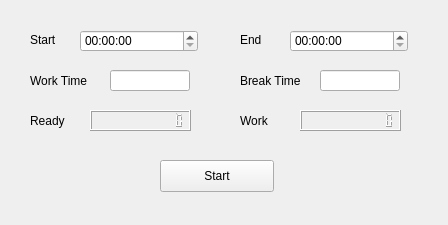
Old version of the form SetPage.ui in the repository bit2erswe2t/WorkReminder.
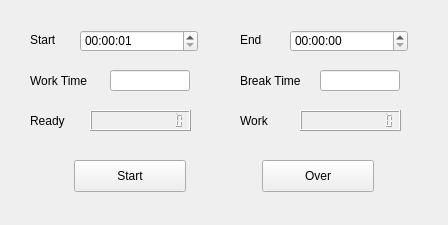
New version of the form.

What changed in the file:
```diff
--- a/SetPage.ui
+++ b/SetPage.ui
@@ -25,6 +25,23 @@
      <height>22</height>
     </rect>
    </property>
+   <property name="dateTime">
+    <datetime>
+     <hour>0</hour>
+     <minute>0</minute>
+     <second>1</second>
+     <year>2000</year>
+     <month>1</month>
+     <day>1</day>
+    </datetime>
+   </property>
+   <property name="time">
+    <time>
+     <hour>0</hour>
+     <minute>0</minute>
+     <second>1</second>
+    </time>
+   </property>
   </widget>
   <widget class="QTimeEdit" name="timeEdit_2">
    <property name="geometry">
@@ -65,9 +82,9 @@
   <widget class="QPushButton" name="pushButton">
    <property name="geometry">
     <rect>
-     <x>160</x>
+     <x>74</x>
      <y>160</y>
-     <width>114</width>
+     <width>112</width>
      <height>32</height>
     </rect>
    </property>
@@ -173,6 +190,19 @@
     <string>Work </string>
    </property>
   </widget>
+  <widget class="QPushButton" name="btnOver">
+   <property name="geometry">
+    <rect>
+     <x>262</x>
+     <y>160</y>
+     <width>112</width>
+     <height>32</height>
+    </rect>
+   </property>
+   <property name="text">
+    <string>Over</string>
+   </property>
+  </widget>
  </widget>
  <resources/>
  <connections/>
```
Left out of the diff: 26 changed lines with no effect on the pictures.
